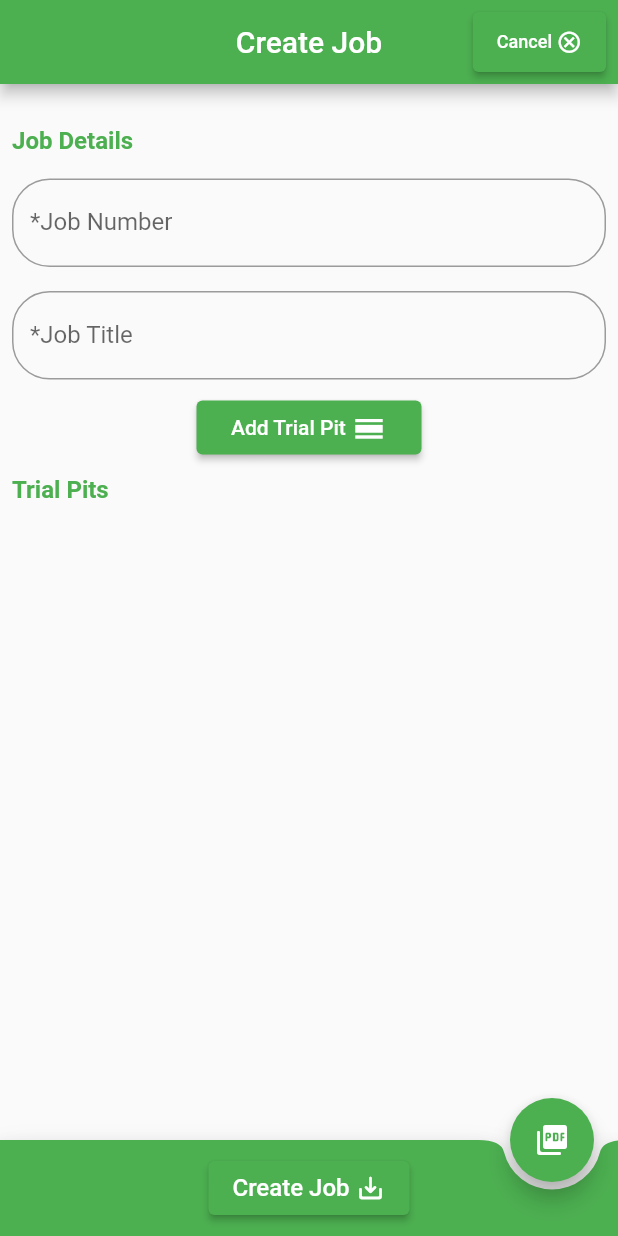
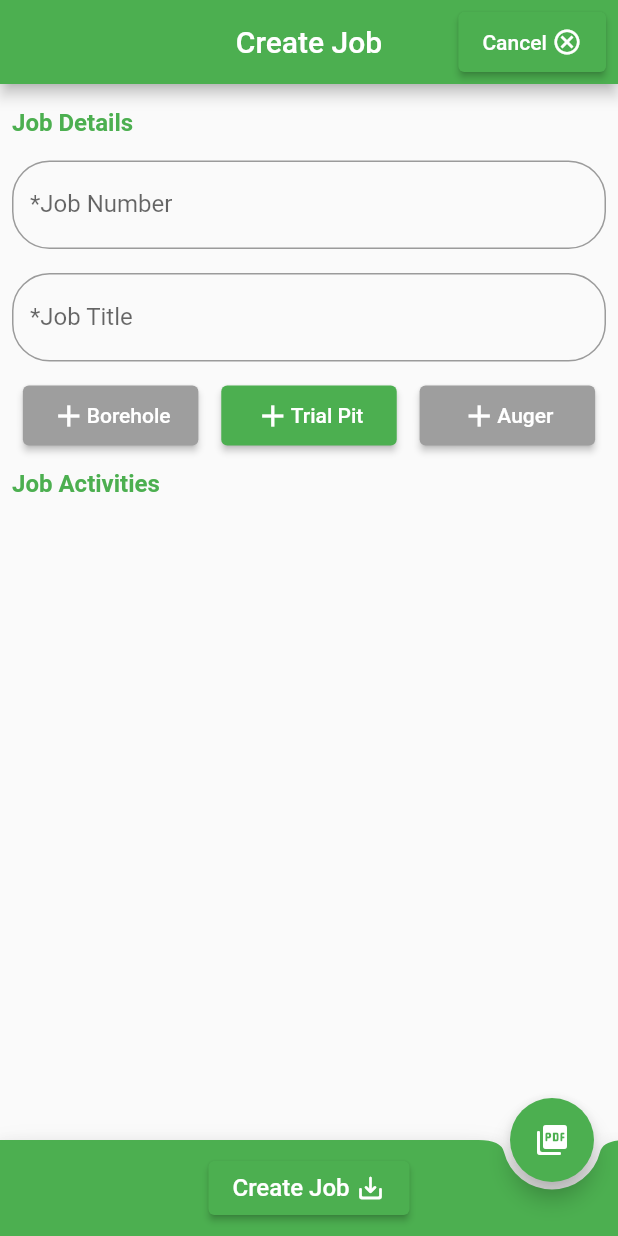
Before and after one commit to dyl-young/pit_pro_app, a Flutter app: the TrialPitPage screen opened directly, on a phone screen of 412 x 824 dp. Run offline on Flutter 3.47's test engine with Material 2 defaults, Android fonts, the phone set to English and light mode, and no system bars; our stand-ins replace hive, hive_flutter; accounts and stored records are empty.

Commit message:
small edits

```diff
--- a/lib/components/cancelButton.dart
+++ b/lib/components/cancelButton.dart
@@ -9,8 +9,8 @@ Widget cancelButton(
         style: ElevatedButton.styleFrom(),
         child: Row(
           children: const [
-            Text('Cancel ', style: TextStyle(fontSize: 12)),
-            Icon(Icons.cancel_outlined, size: 17),
+            Text('Cancel '),
+            Icon(Icons.cancel_outlined, size: 20),
           ],
         ), //const ,
         onPressed: () {
--- a/lib/components/content_builder_widgets/user_drawer_builder.dart
+++ b/lib/components/content_builder_widgets/user_drawer_builder.dart
@@ -91,7 +91,7 @@ Widget bottomSheet() {
     ),
     child: Column(
       children: [
-        const Text('Choose Institution Image'),
+        const Text('Choose Company Image'),
         Center(
           child: TextButton(
             onPressed: () {
--- a/lib/pages/job_home_page.dart
+++ b/lib/pages/job_home_page.dart
@@ -49,7 +49,16 @@ class _JobHomePageState extends State<JobHomePage> {
 
   @override
   Widget build(BuildContext context) {
-    return Scaffold(
+    return GestureDetector(
+      //onTap: block below stopped the keybaord from popping up
+      //when the custon drawer is opended
+      onTap: () {
+        final FocusScopeNode currentScope = FocusScope.of(context);
+        if (!currentScope.hasPrimaryFocus && currentScope.hasFocus) {
+          FocusManager.instance.primaryFocus?.unfocus();
+        }
+      },
+      child: Scaffold(
         //!appbar
         appBar: AppBar(
           title: const Text('Test Pit Log'),
@@ -145,6 +154,7 @@ class _JobHomePageState extends State<JobHomePage> {
             children: const [SizedBox(height: 34)],
           ),
         ),
+      ),
     );
   }
 
--- a/lib/pages/trial_pit_page.dart
+++ b/lib/pages/trial_pit_page.dart
@@ -23,13 +23,13 @@ class TrialPitPage extends StatefulWidget {
 }
 
 class _TrialPitPageState extends State<TrialPitPage> {
-  //attributes
+  //*attributes
   final formKey = GlobalKey<FormState>();
   final _jobNumController = TextEditingController();
   final _jobTitleController = TextEditingController();
   late List<TrialPit> madeTrialPits = [];
 
-  //initialise state
+  //*initialise state
   @override
   void initState() {
     super.initState();
@@ -43,7 +43,7 @@ class _TrialPitPageState extends State<TrialPitPage> {
     }
   }
 
-  //Dispose Controllers
+  //*dispose Controllers
   @override
   void dispose() {
     _jobNumController.dispose();
@@ -85,7 +85,7 @@ class _TrialPitPageState extends State<TrialPitPage> {
             child: Column(
               crossAxisAlignment: CrossAxisAlignment.start,
               children: [
-                const SizedBox(height: 20),
+                const SizedBox(height: 8),
 
                 //Job Details:
                 //*Heading
@@ -97,21 +97,62 @@ class _TrialPitPageState extends State<TrialPitPage> {
                 //*job title
                 customTextField('Job Title', _jobTitleController),
 
+                const SizedBox(height: 8),
+
                 //*Add Trial Pit button
-                Center(
-                  child: SizedBox(
-                    width: 150,
+                Row(
+                  mainAxisAlignment: MainAxisAlignment.spaceEvenly,
+                  children: [
+                    SizedBox(
+                      width: 117,
+                      height: 40,
+                      child: ElevatedButton(
+                        style: ElevatedButton.styleFrom(primary: Colors.grey),
+                        child: Row(
+                          mainAxisSize: MainAxisSize.max,
+                          mainAxisAlignment: MainAxisAlignment.center,
+                          children: const [
+                            Icon(Icons.add),
+                            Text('Borehole'),
+                          ],
+                        ),
+                        //TODO: implement adding trial pit
+                        onPressed: () {},
+                      ),
+                    ),
+                    SizedBox(
+                      width: 117,
+                      height: 40,
                       child: ElevatedButton(
                         child: Row(
                           mainAxisSize: MainAxisSize.max,
                           mainAxisAlignment: MainAxisAlignment.center,
                           children: const [
-                          Text('Add Trial Pit '),
-                          Icon(Icons.calendar_view_day)
+                            Icon(Icons.add),
+                            Text('Trial Pit'),
                           ],
                         ),
                         //TODO: implement adding trial pit
                         onPressed: () {},
+                      ),
+                    ),
+                    SizedBox(
+                      width: 117,
+                      height: 40,
+                      child: ElevatedButton(
+                        style: ElevatedButton.styleFrom(primary: Colors.grey),
+                        child: Row(
+                          mainAxisSize: MainAxisSize.max,
+                          mainAxisAlignment: MainAxisAlignment.center,
+                          children: const [
+                            Icon(Icons.add),
+                            Text('Auger'),
+                          ],
+                        ),
+                        //TODO: implement adding trial pit
+                        onPressed: () {},
+                      ),
+                    ),
                     // onPressed: () => Navigator.push(
                     //   context,
                     //   MaterialPageRoute(
@@ -127,12 +168,14 @@ class _TrialPitPageState extends State<TrialPitPage> {
                     //         addLayer(madelayers, type, height),
                     //   ),
                     // ),
-                    ),
-                  ),
+                    // ),
+                  ],
                 ),
 
+                const SizedBox(height: 8),
+
                 //*Trial Pits Heading
-                sectionHeading('Trial Pits'),
+                sectionHeading('Job Activities'),
 
                 //*Trial Pit info tile
                 SizedBox(
```
Lines whose indentation alone changed are shown as unchanged.
